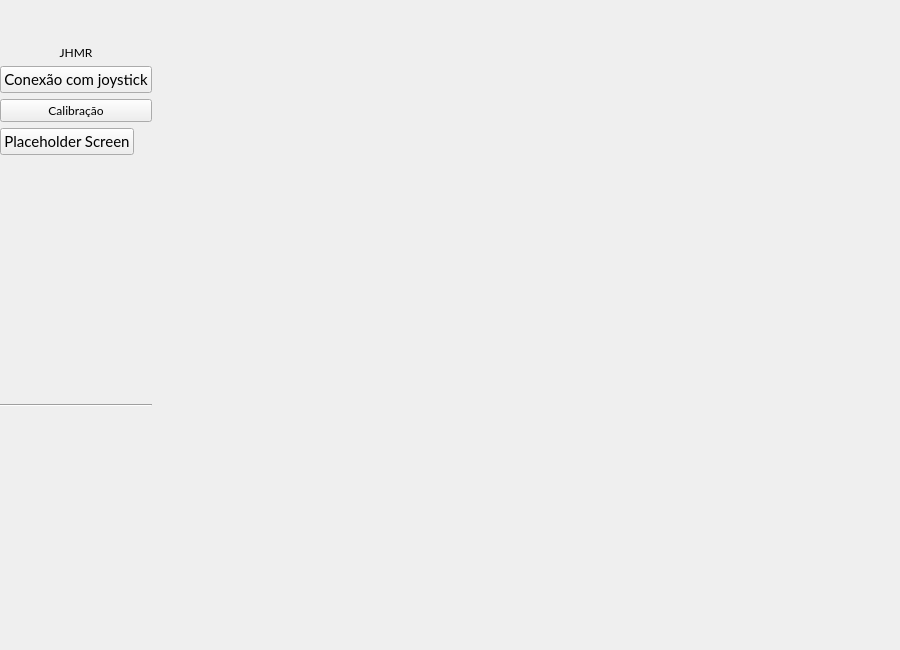
Before: the Qt Designer form ui/ui_files/main_window.ui in JPCassimiro/JHMR, drawn with Qt 5.
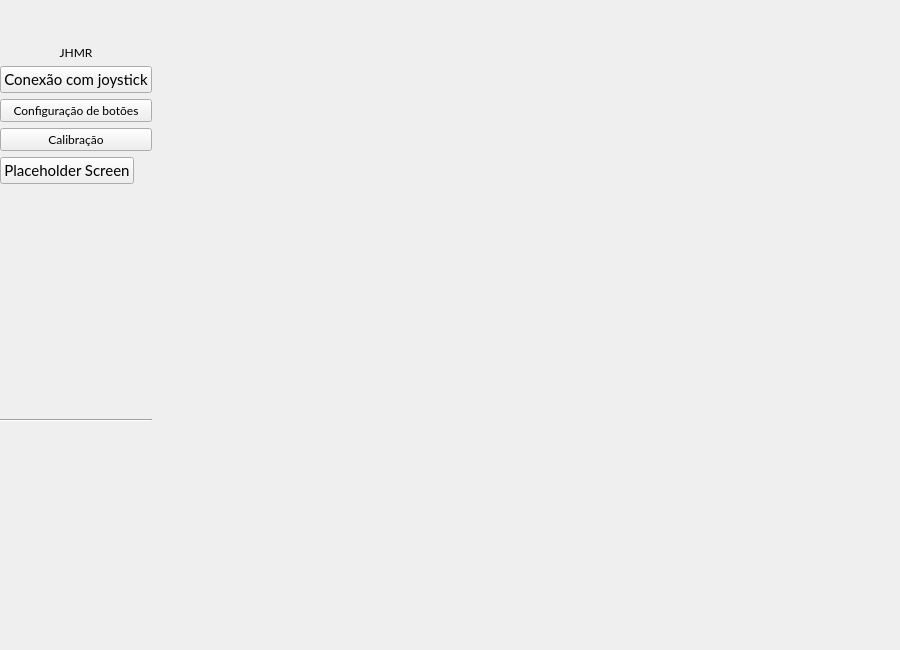
After: the same form once the commit is applied. Icons and pictures are not drawn.

Commit message:
first version of serial comm class, class name standardization
added config stacked widget and accompanying side menu button

updated serial comm class logic to be a shared instance

Diff of the .ui file:
```diff
--- a/ui/ui_files/main_window.ui
+++ b/ui/ui_files/main_window.ui
@@ -141,7 +141,7 @@
     </item>
     <item row="0" column="0" rowspan="3">
      <widget class="QWidget" name="sideMenu_2" native="true">
-      <layout class="QVBoxLayout" name="sideMenu" stretch="0,0,1,0,0,0,0,0">
+      <layout class="QVBoxLayout" name="sideMenu" stretch="0,0,1,0,0,0,0,0,0">
        <property name="leftMargin">
         <number>0</number>
        </property>
@@ -210,6 +210,13 @@
          </property>
         </widget>
        </item>
+       <item>
+        <widget class="QPushButton" name="configButton">
+         <property name="text">
+          <string>Configuração de botões</string>
+         </property>
+        </widget>
+       </item>
        <item>
         <widget class="QPushButton" name="calibrationButton">
          <property name="text">
```
Left out of the diff: 10 changed lines with no effect on the pictures. The commit also changes 36 other files.
